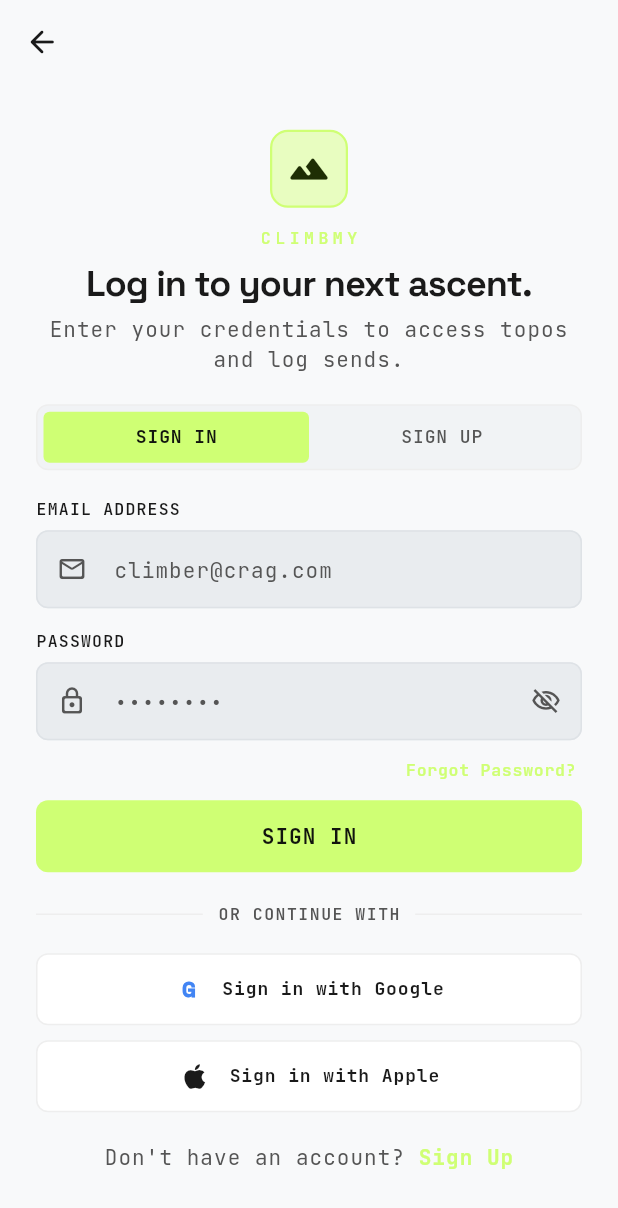
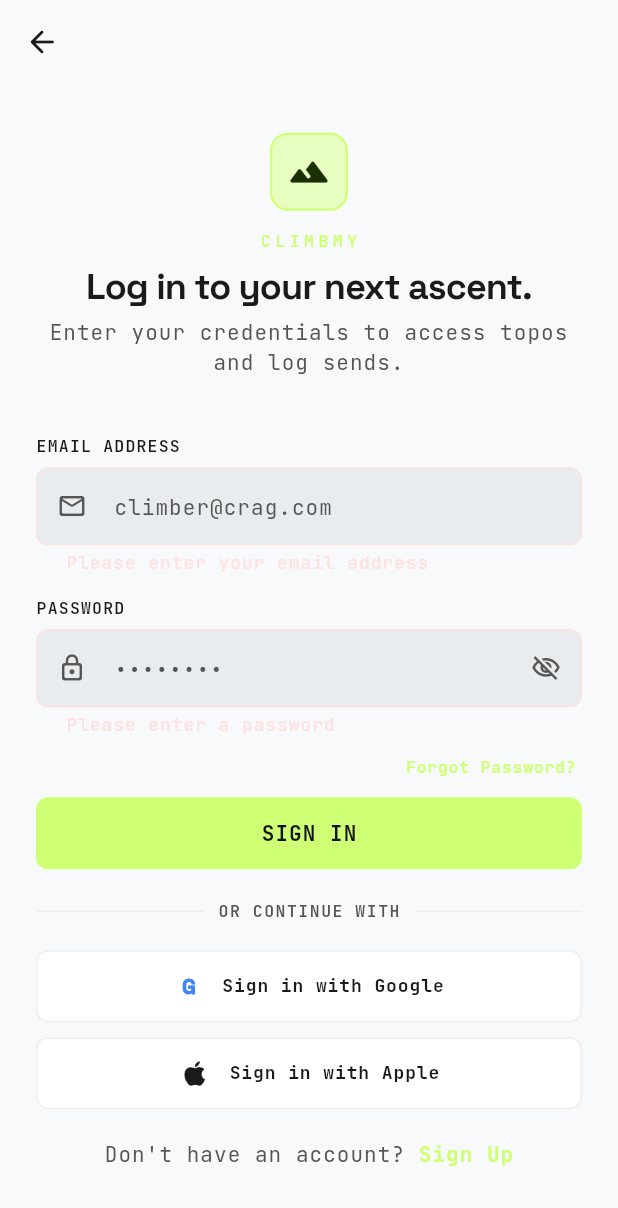
Before and after one commit to mifdirfan/climb-app, a Flutter app: the LoginScreen screen opened by its route, after a tap on "SIGN IN", on a phone screen of 412 x 824 dp. Shown: the top 1208 px of the screen. Run offline on Flutter 3.47's test engine with Material 3 defaults, Android fonts, the phone set to English and light mode, and no system bars; our stand-ins replace flutter_dotenv, flutter_map, flutter_riverpod, go_router, google_fonts, latlong2 and 1 more; missing offline and left inert: flutter_map_cancellable_tile_provider; accounts and stored records are empty.

Commit message:
edit models, login screen, auth flow need review

```diff
--- a/climbmy/lib/models/hazard_alert.dart
+++ b/climbmy/lib/models/hazard_alert.dart
@@ -1,7 +1,7 @@
 class HazardAlert {
   final String id;
   final String cragId;
-  final String sectorId;
+  final String? sectorId;
   final String? routeId;
   final String? userId;
   final String hazardType;
@@ -14,7 +14,7 @@
   const HazardAlert({
     required this.id,
     required this.cragId,
-    required this.sectorId,
+    this.sectorId,
     this.routeId,
     this.userId,
     required this.hazardType,
@@ -29,7 +29,7 @@
     return HazardAlert(
       id: json['id'] as String,
       cragId: json['crag_id'] as String,
-      sectorId: json['sector_id'] as String,
+      sectorId: json['sector_id'] as String?,
       routeId: json['route_id'] as String?,
       userId: json['user_id'] as String?,
       sectorName: json['sectors']?['name'] as String?,
--- a/climbmy/lib/models/tick.dart
+++ b/climbmy/lib/models/tick.dart
@@ -5,6 +5,7 @@
   final String routeId;
   final String tickType; // 'flash' | 'send' | 'onsight' | 'dab' | 'repeat' | 'project'
   final String? notes;
+  final String? videoUrl;
   final DateTime climbedAt;
   final DateTime? createdAt;
 
@@ -21,6 +22,7 @@
     required this.userId,
     required this.routeId,
     required this.tickType,
+    this.videoUrl,
     this.notes,
     required this.climbedAt,
     this.createdAt,
--- a/climbmy/lib/screens/auth/login_screen.dart
+++ b/climbmy/lib/screens/auth/login_screen.dart
@@ -1,7 +1,7 @@
 import 'package:flutter/material.dart';
 import 'package:flutter_riverpod/flutter_riverpod.dart';
 import 'package:go_router/go_router.dart';
-
+import 'package:supabase_flutter/supabase_flutter.dart';
 import '../../core/router/app_router.dart';
 import '../../core/theme/app_theme.dart';
 import '../../providers/auth_providers.dart';
@@ -77,6 +77,7 @@
     });
 
     if (!_formKey.currentState!.validate()) {
+      debugPrint('--> [AUTH] Form validation failed. Check required fields.');
       return;
     }
 
@@ -84,10 +85,42 @@
     final password = _passwordController.text;
 
     if (_isSignUp) {
+      // =======================================================================
+      // SIGN UP DEBUGGING
+      // =======================================================================
       final username = _usernameController.text.trim();
+      debugPrint('--> [AUTH:SIGNUP] -----------------------------------------');
+      debugPrint('--> [AUTH:SIGNUP] Starting registration...');
+      debugPrint('    Email: $email');
+      debugPrint('    Username: $username');
+      debugPrint('    Password length: ${password.length} chars');
+
       final success = await ref
           .read(authControllerProvider.notifier)
           .signUp(email, password, username);
+
+      final client = Supabase.instance.client;
+      final user = client.auth.currentUser;
+      final session = client.auth.currentSession;
+      final authState = ref.read(authControllerProvider);
+
+      if (success) {
+        debugPrint('--> [AUTH:SIGNUP] ✅ REGISTRATION SUCCESSFUL!');
+        debugPrint('    Auth UID: ${user?.id}');
+        debugPrint('    Registered Email: ${user?.email}');
+        debugPrint('    Metadata: ${user?.userMetadata}');
+        debugPrint('    Has active session: ${session != null}');
+
+        if (session == null) {
+          debugPrint('    ⚠️ WARNING: session is NULL. Email confirmation is active in Supabase.');
+          debugPrint('    The user must click the email confirmation link before logging in.');
+        } else {
+          debugPrint('    Auto-login confirmed. Access Token: ${session.accessToken.substring(0, 15)}...');
+        }
+      } else {
+        debugPrint('--> [AUTH:SIGNUP] 🛑 REGISTRATION FAILED');
+        debugPrint('    Error: ${authState.error}');
+      }
 
       if (success && mounted) {
         final theme = Theme.of(context);
@@ -108,9 +141,32 @@
         });
       }
     } else {
+      // =======================================================================
+      // SIGN IN DEBUGGING
+      // =======================================================================
+      debugPrint('--> [AUTH:LOGIN] ------------------------------------------');
+      debugPrint('--> [AUTH:LOGIN] Starting sign in...');
+      debugPrint('    Email: $email');
+
       final success = await ref
           .read(authControllerProvider.notifier)
           .signIn(email, password);
+
+      final client = Supabase.instance.client;
+      final user = client.auth.currentUser;
+      final session = client.auth.currentSession;
+      final authState = ref.read(authControllerProvider);
+
+      if (success) {
+        debugPrint('--> [AUTH:LOGIN] ✅ SIGN IN SUCCESSFUL!');
+        debugPrint('    Authenticated UID: ${user?.id}');
+        debugPrint('    User Email: ${user?.email}');
+        debugPrint('    Active Session: ${session != null}');
+        debugPrint('    Expires At: ${session?.expiresAt}');
+      } else {
+        debugPrint('--> [AUTH:LOGIN] 🛑 SIGN IN FAILED');
+        debugPrint('    Error: ${authState.error}');
+      }
 
       if (success && mounted) {
         final router = GoRouter.maybeOf(context);
@@ -290,35 +346,7 @@
                     ),
                     const SizedBox(height: 20),
 
-                    // Mode Switcher Segmented Tabs
-                    Container(
-                      padding: const EdgeInsets.all(4),
-                      decoration: BoxDecoration(
-                        color: colorScheme.surfaceContainerHighest,
-                        borderRadius: AppRadius.borderSm,
-                        border: Border.all(color: colorScheme.outlineVariant),
-                      ),
-                      child: Row(
-                        children: [
-                          Expanded(
-                            child: _buildModeTab(
-                              title: 'SIGN IN',
-                              isSelected: !_isSignUp,
-                              theme: theme,
-                              onTap: () => _toggleMode(false),
-                            ),
-                          ),
-                          Expanded(
-                            child: _buildModeTab(
-                              title: 'SIGN UP',
-                              isSelected: _isSignUp,
-                              theme: theme,
-                              onTap: () => _toggleMode(true),
-                            ),
-                          ),
-                        ],
-                      ),
-                    ),
+
                     const SizedBox(height: 18),
 
                     // Error Alert Banner (if any)
@@ -702,38 +730,6 @@
     );
   }
 
-  Widget _buildModeTab({
-    required String title,
-    required bool isSelected,
-    required ThemeData theme,
-    required VoidCallback onTap,
-  }) {
-    final activeBg = theme.colorScheme.primary;
-    final activeFg = theme.colorScheme.onPrimary;
-    final inactiveFg = theme.textTheme.bodyMedium?.color;
-
-    return InkWell(
-      onTap: onTap,
-      borderRadius: AppRadius.borderXs,
-      child: Container(
-        padding: const EdgeInsets.symmetric(vertical: 9),
-        decoration: BoxDecoration(
-          color: isSelected ? activeBg : Colors.transparent,
-          borderRadius: AppRadius.borderXs,
-        ),
-        child: Center(
-          child: Text(
-            title,
-            style: theme.textTheme.labelMedium?.copyWith(
-              color: isSelected ? activeFg : inactiveFg,
-              fontWeight: isSelected ? FontWeight.w700 : FontWeight.w500,
-            ),
-          ),
-        ),
-      ),
-    );
-  }
-
   Widget _buildSocialButton({
     required String label,
     required Widget icon,
--- a/climbmy/lib/widgets/form/indoor_form.dart
+++ b/climbmy/lib/widgets/form/indoor_form.dart
@@ -3,7 +3,6 @@
 import 'package:flutter_riverpod/flutter_riverpod.dart';
 import 'package:supabase_flutter/supabase_flutter.dart';
 import '../../core/theme/app_theme.dart';
-import '../../models/indoor_session.dart';
 import '../../providers/home_providers.dart';
 import '../../providers/post_form_providers.dart';
 import '../felt_grade_selector.dart';
```
Also changed, not shown: climbmy/lib/models/route.dart (+33 -29 lines), climbmy/lib/models/topo.dart (deleted, +0 -89 lines), climbmy/lib/screens/crag_detail_screen.dart (+3 -26 lines), climbmy/lib/screens/route_detail_screen.dart (+19 -137 lines).
